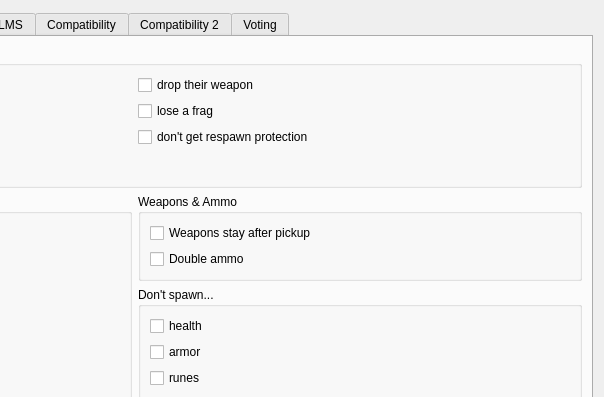
Before: the Qt Designer form src/plugins/zandronum/createserverdialogpages/flagspage.ui in DoomseekerTeam/Doomseeker, drawn with Qt 5; both pictures show x 334 to 938 and y 0 to 397 of the 938 by 568 pixel window.
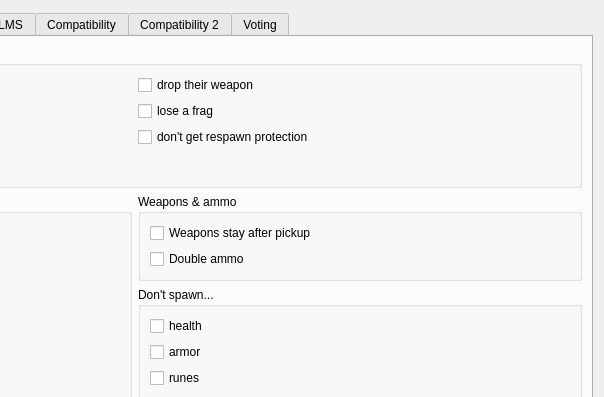
After: the same form once the commit is applied. The open tabs and pages were chosen to show the change. Custom widgets are drawn as their Qt base class.

Commit message: Zandronum, Q-Zandronum: correct the capitalization of "Weapons & ammo" (#4075)

Diff of the .ui file:
```diff
--- a/src/plugins/zandronum/createserverdialogpages/flagspage.ui
+++ b/src/plugins/zandronum/createserverdialogpages/flagspage.ui
@@ -1209,7 +1209,7 @@
            <item>
             <widget class="QGroupBox" name="groupBox_12">
              <property name="title">
-              <string>Weapons &amp;&amp; Ammo</string>
+              <string>Weapons &amp;&amp; ammo</string>
              </property>
              <layout class="QVBoxLayout" name="verticalLayout_16">
               <item>
```
The commit also changes 9 other files.
